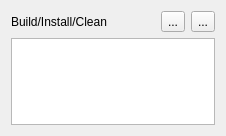
First picture: the form in plugins/projectmanagerview/projectbuildsetwidget.ui, repository KDE/kdevelop, before the edit.
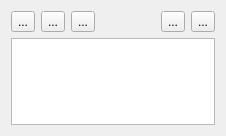
Second picture: the form after the edit.

Commit message: Implement build/install/clean Toolbuttons instead of a label in the buildset widget. It currently builds all items in the buildset (i.e. is not sensible to the selection).

The edit to the form file:
```diff
--- a/plugins/projectmanagerview/projectbuildsetwidget.ui
+++ b/plugins/projectmanagerview/projectbuildsetwidget.ui
@@ -13,12 +13,57 @@
    <item>
     <layout class="QHBoxLayout" >
      <item>
-      <widget class="QLabel" name="label" >
+      <widget class="QToolButton" name="buildButton" >
+       <property name="toolTip" >
+        <string>Build</string>
+       </property>
+       <property name="whatsThis" >
+        <string>Build all items from the buildset</string>
+       </property>
        <property name="text" >
-        <string>Build/Install/Clean</string>
+        <string>...</string>
        </property>
       </widget>
      </item>
+     <item>
+      <widget class="QToolButton" name="installButton" >
+       <property name="toolTip" >
+        <string>Install</string>
+       </property>
+       <property name="whatsThis" >
+        <string>Install all items from the buildset</string>
+       </property>
+       <property name="text" >
+        <string>...</string>
+       </property>
+      </widget>
+     </item>
+     <item>
+      <widget class="QToolButton" name="cleanButton" >
+       <property name="toolTip" >
+        <string>Clean</string>
+       </property>
+       <property name="whatsThis" >
+        <string>Clean all items from the buildset</string>
+       </property>
+       <property name="text" >
+        <string>...</string>
+       </property>
+      </widget>
+     </item>
+     <item>
+      <spacer name="horizontalSpacer" >
+       <property name="orientation" >
+        <enum>Qt::Horizontal</enum>
+       </property>
+       <property name="sizeHint" stdset="0" >
+        <size>
+         <width>40</width>
+         <height>20</height>
+        </size>
+       </property>
+      </spacer>
+     </item>
      <item>
       <widget class="QToolButton" name="addItemButton" >
        <property name="toolTip" >
```
The commit also changes 1 other file.
